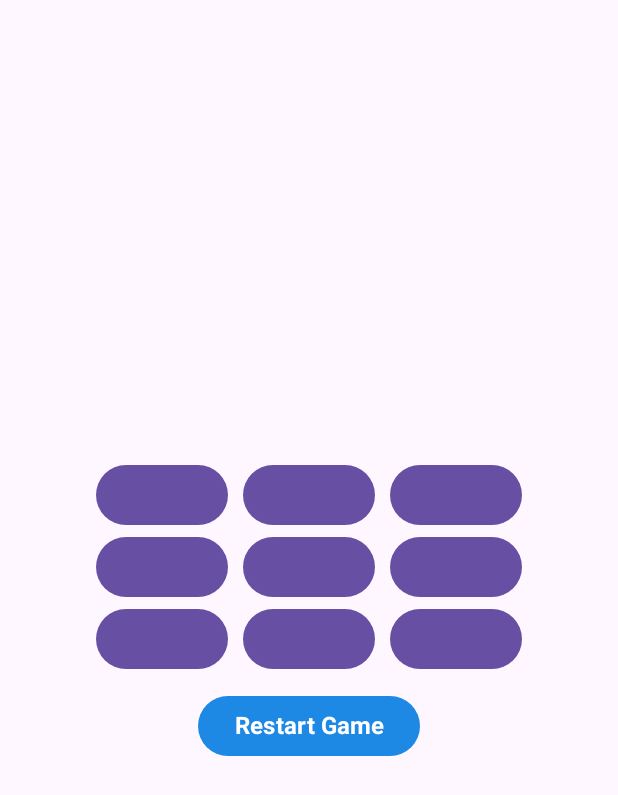
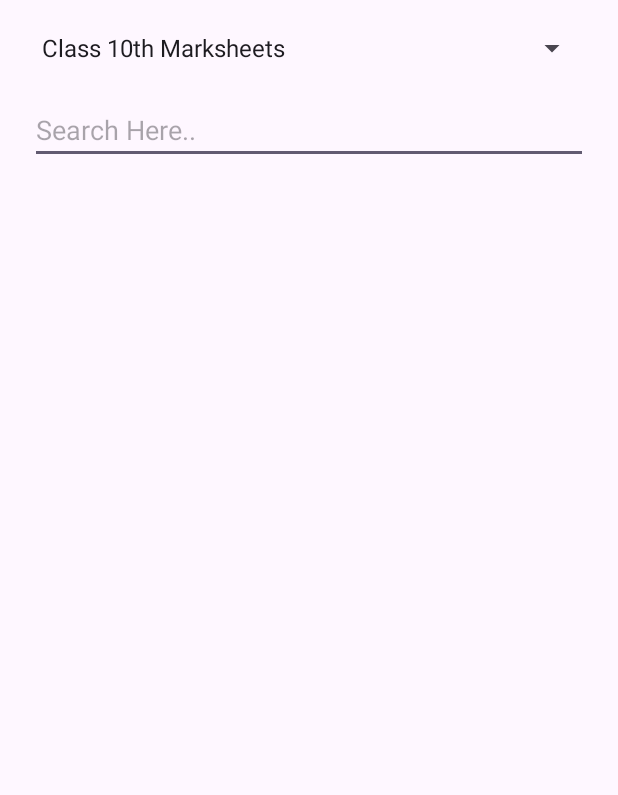
Before and after one commit to Shivanjali21/BMIApp, an Android app: the MainActivity screen opened directly, with no data from a screen before it, on a phone screen of 412 x 824 dp. Shown: the top 795 px of the screen. Run offline under Robolectric (Android 15) with nearby library versions, the phone set to English and light mode, and no system bars.

Commit message:
initial ListView Task.

```diff
--- a/app/src/main/java/com/practice/bmi/MainActivity.java
+++ b/app/src/main/java/com/practice/bmi/MainActivity.java
@@ -1,141 +1,100 @@
 package com.practice.bmi;
 
 import android.os.Bundle;
-import android.view.View;
-import android.widget.Button;
-import android.widget.LinearLayout;
+import android.widget.ArrayAdapter;
+import android.widget.AutoCompleteTextView;
+import android.widget.ListView;
+import android.widget.Spinner;
 import android.widget.Toast;
 import androidx.appcompat.app.AppCompatActivity;
-import androidx.core.content.res.ResourcesCompat;
-import www.sanju.motiontoast.MotionToast;
-import www.sanju.motiontoast.MotionToastStyle;
+import java.util.ArrayList;
 
 public class MainActivity extends AppCompatActivity {
 
-    Button btn1, btn2, btn3, btn4, btn5, btn6, btn7, btn8, btn9, btnRestart;
-    LinearLayout llMain;
-    int flag = 0;
-    int count = 0;
-    String b1, b2, b3, b4, b5, b6, b7, b8, b9;
+    ListView listView;
+    Spinner spinner;
+    AutoCompleteTextView acTv;
+
+    ArrayList<String> arrName = new ArrayList<>();
+    ArrayList<String> arrIdProof = new ArrayList<>();
+    ArrayList<String> arrLanguages = new ArrayList<>();
 
     @Override
     protected void onCreate(Bundle savedInstanceState) {
         super.onCreate(savedInstanceState);
         setContentView(R.layout.activity_main);
 
-        init();
+        listView = findViewById(R.id.listView);
+        spinner = findViewById(R.id.spinner);
+        acTv = findViewById(R.id.aCTv);
+
+        /* List View */
+        arrName.add("Rohit");
+        arrName.add("Shubham");
+        arrName.add("Aditya");
+        arrName.add("Virat");
+        arrName.add("Jasprit");
+        arrName.add("Taran");
+        arrName.add("SKY");
+        arrName.add("NKR");
+        arrName.add("Yuvraj");
+        arrName.add("MSD");
+        arrName.add("GG");
+        arrName.add("Rahul Dravid");
+        arrName.add("Md. Siraj");
+        arrName.add("Md. Shami");
+        arrName.add("YJB");
+        arrName.add("Dhruv Jurel");
+        arrName.add("Kapil Dev");
+        arrName.add("Ajit Agarkar");
+        arrName.add("Hardik Pandya");
+        arrName.add("Axar Patel");
+        arrName.add("Ravindra Jadeja");
+        arrName.add("R. Ashwin");
+
+        ArrayAdapter<String> nameAdapter = new ArrayAdapter<>(getApplicationContext(), android.R.layout.simple_list_item_1, arrName);
+        listView.setAdapter(nameAdapter);
+        listView.setOnItemClickListener((parent, view, position, id) -> {
+            if(position == 0) {
+              Toast.makeText(MainActivity.this, "Clicked First Item", Toast.LENGTH_SHORT).show();
+            }
+        });
+        /* End Of View */
+
+
+        /* Spinner */
+        arrIdProof.add("Class 10th Marksheets");
+        arrIdProof.add("Class 12th Marksheets");
+        arrIdProof.add("Aadhaar Card");
+        arrIdProof.add("Voter Card");
+        arrIdProof.add("Ration Card");
+        arrIdProof.add("Driving License");
+        arrIdProof.add("Passport");
+        arrIdProof.add("PAN Card");
+        ArrayAdapter<String> idProofAdapter = new ArrayAdapter<>(this, android.R.layout.simple_spinner_item, arrIdProof);
+        spinner.setAdapter(idProofAdapter);
+        /* End Of Spinner */
+
+
+        /* AutoCompleteTextView */
+        arrLanguages.add("ASP.Net");
+        arrLanguages.add("C");
+        arrLanguages.add("C++");
+        arrLanguages.add("C#");
+        arrLanguages.add("Dart");
+        arrLanguages.add("Go");
+        arrLanguages.add("Go Lang");
+        arrLanguages.add("HTML");
+        arrLanguages.add("Java");
+        arrLanguages.add("JavaScript");
+        arrLanguages.add("Kotlin");
+        arrLanguages.add("Python");
+        arrLanguages.add("Php");
+        arrLanguages.add("Swift");
+        ArrayAdapter<String> languageAdapter = new ArrayAdapter<>(MainActivity.this, android.R.layout.simple_list_item_1, arrLanguages);
+        acTv.setAdapter(languageAdapter);
+        acTv.setThreshold(1);
+        /* End Of AutoCompleteTextView */
     }
 
-    private void init() {
-        btn1 = findViewById(R.id.btn1);
-        btn1.setOnClickListener(this::onButtonCheck);
-        btn2 = findViewById(R.id.btn2);
-        btn2.setOnClickListener(this::onButtonCheck);
-        btn3 = findViewById(R.id.btn3);
-        btn3.setOnClickListener(this::onButtonCheck);
-        btn4 = findViewById(R.id.btn4);
-        btn4.setOnClickListener(this::onButtonCheck);
-        btn5 = findViewById(R.id.btn5);
-        btn5.setOnClickListener(this::onButtonCheck);
-        btn6 = findViewById(R.id.btn6);
-        btn6.setOnClickListener(this::onButtonCheck);
-        btn7 = findViewById(R.id.btn7);
-        btn7.setOnClickListener(this::onButtonCheck);
-        btn8 = findViewById(R.id.btn8);
-        btn8.setOnClickListener(this::onButtonCheck);
-        btn9 = findViewById(R.id.btn9);
-        btn9.setOnClickListener(this::onButtonCheck);
-
-        btnRestart = findViewById(R.id.btnRestart);
-        btnRestart.setOnClickListener(this::onButtonCheck);
-    }
-
-    public void onButtonCheck(View view) {
-        //Check current button hit.
-        Button currentBtn = (Button) view;
-
-        if (currentBtn.getText().toString().isEmpty()) {
-            count++;
-
-            if (flag == 0) {
-                currentBtn.setText("X");
-                flag = 1;
-            } else {
-                currentBtn.setText("O");
-                flag = 0;
-            }
-
-
-            if (count > 4) {
-
-                b1 = btn1.getText().toString();
-                b2 = btn2.getText().toString();
-                b3 = btn3.getText().toString();
-                b4 = btn4.getText().toString();
-                b5 = btn5.getText().toString();
-                b6 = btn6.getText().toString();
-                b7 = btn7.getText().toString();
-                b8 = btn8.getText().toString();
-                b9 = btn9.getText().toString();
-
-
-                //Conditions
-                if (b1.equals(b2) && b2.equals(b3) && !b1.isEmpty()) {
-                    //1
-                    Toast.makeText(this, String.format("Winner is " + b1), Toast.LENGTH_SHORT).show();
-                    newGame();
-                } else if (b4.equals(b5) && b5.equals(b6) && !b4.isEmpty()) {
-                    //2
-                    Toast.makeText(this, String.format("Winner is " + b4), Toast.LENGTH_SHORT).show();
-                    newGame();
-                } else if (b7.equals(b8) && b8.equals(b9) && !b7.isEmpty()) {
-                    //3
-                    Toast.makeText(this, String.format("Winner is " + b7), Toast.LENGTH_SHORT).show();
-                    newGame();
-                } else if (b1.equals(b4) && b4.equals(b7) && !b1.isEmpty()) {
-                    //4
-                    Toast.makeText(this, String.format("Winner is " + b1), Toast.LENGTH_SHORT).show();
-                    newGame();
-                } else if (b2.equals(b5) && b5.equals(b8) && !b2.isEmpty()) {
-                    //5
-                    Toast.makeText(this, String.format("Winner is " + b2), Toast.LENGTH_SHORT).show();
-                    newGame();
-                } else if (b3.equals(b6) && b6.equals(b9) && !b3.isEmpty()) {
-                    //6
-                    Toast.makeText(this, String.format("Winner is " + b3), Toast.LENGTH_SHORT).show();
-                    newGame();
-                } else if (b1.equals(b5) && b5.equals(b9) && !b1.isEmpty()) {
-                    //7
-                    Toast.makeText(this, String.format("Winner is " + b1), Toast.LENGTH_SHORT).show();
-                    newGame();
-                } else if (b3.equals(b5) && b5.equals(b7) && !b3.isEmpty()) {
-                    //8
-                    Toast.makeText(this, String.format("Winner is " + b3), Toast.LENGTH_SHORT).show();
-                    newGame();
-                } else if (count == 9) {
-                    MotionToast.Companion.createToast(this, "", "Game is draw", MotionToastStyle.INFO, MotionToast.GRAVITY_BOTTOM, MotionToast.LONG_DURATION, ResourcesCompat.getFont(this, www.sanju.motiontoast.R.font.helvetica_regular));
-                    newGame();
-                }
-            }
-        }
-
-        if(view.getId() == R.id.btnRestart){
-          newGame();
-        }
-
-    }
-
-    private void newGame() {
-        btn1.setText("");
-        btn2.setText("");
-        btn3.setText("");
-        btn4.setText("");
-        btn5.setText("");
-        btn6.setText("");
-        btn7.setText("");
-        btn8.setText("");
-        btn9.setText("");
-        flag = 0;
-        count = 0;
-    }
 }
--- a/app/src/main/res/layout/activity_main.xml
+++ b/app/src/main/res/layout/activity_main.xml
@@ -1,89 +1,42 @@
 <?xml version="1.0" encoding="utf-8"?>
-<LinearLayout xmlns:android="http://schemas.android.com/apk/res/android"
+<androidx.constraintlayout.widget.ConstraintLayout xmlns:android="http://schemas.android.com/apk/res/android"
     xmlns:tools="http://schemas.android.com/tools"
     xmlns:app="http://schemas.android.com/apk/res-auto"
     android:id="@+id/llMain"
     android:layout_width="match_parent"
     android:layout_height="match_parent"
-    android:gravity="center"
     android:orientation="vertical"
     tools:context=".MainActivity">
 
-    <GridLayout
-        android:id="@+id/gL"
-        android:layout_width="wrap_content"
+    <ListView
+        android:id="@+id/listView"
+        android:layout_width="match_parent"
         android:layout_height="wrap_content"
-        android:columnCount="3">
+        android:visibility="gone"
+        app:layout_constraintTop_toTopOf="parent"
+        app:layout_constraintStart_toStartOf="parent"
+        app:layout_constraintEnd_toEndOf="parent"
+        app:layout_constraintBottom_toBottomOf="parent"/>
 
-        <Button
-            android:id="@+id/btn1"
-            android:onClick="onButtonCheck"/>
+    <Spinner
+        android:id="@+id/spinner"
+        android:layout_width="match_parent"
+        android:layout_height="wrap_content"
+        android:layout_margin="20dp"
+        android:visibility="visible"
+        app:layout_constraintTop_toTopOf="parent"
+        app:layout_constraintStart_toStartOf="parent"
+        app:layout_constraintEnd_toEndOf="parent"/>
 
-        <Button
-            android:id="@+id/btn2"
-            android:layout_marginStart="10dp"
-            android:onClick="onButtonCheck"/>
+    <AutoCompleteTextView
+        android:id="@+id/aCTv"
+        android:layout_width="match_parent"
+        android:layout_height="wrap_content"
+        android:layout_margin="20dp"
+        android:visibility="visible"
+        android:hint="@string/search_here"
+        app:layout_constraintTop_toBottomOf="@id/spinner"
+        app:layout_constraintStart_toStartOf="parent"
+        app:layout_constraintEnd_toEndOf="parent"/>
 
-        <Button
-            android:id="@+id/btn3"
-            android:layout_marginStart="10dp"
-            android:onClick="onButtonCheck"/>
-
-        <Button
-            android:id="@+id/btn4"
-            android:onClick="onButtonCheck"/>
-
-        <Button
-            android:id="@+id/btn5"
-            android:layout_marginStart="10dp"
-            android:onClick="onButtonCheck"/>
-
-        <Button
-            android:id="@+id/btn6"
-            android:layout_marginStart="10dp"
-            android:onClick="onButtonCheck"/>
-
-        <Button
-            android:id="@+id/btn7"
-            android:onClick="onButtonCheck"/>
-
-        <Button
-            android:id="@+id/btn8"
-            android:layout_marginStart="10dp"
-            android:onClick="onButtonCheck"/>
-
-        <Button
-            android:id="@+id/btn9"
-            android:layout_marginStart="10dp"
-            android:onClick="onButtonCheck"/>
-
-    </GridLayout>
-
-    <com.google.android.material.button.MaterialButton
-        android:id="@+id/btnRestart"
-        android:layout_width="wrap_content"
-        android:layout_height="wrap_content"
-        android:text="Restart Game"
-        android:layout_margin="10dp"
-        app:backgroundTint="@color/color_blue"
-        android:fontFamily="sans-serif"
-        android:includeFontPadding="false"
-        android:textSize="16sp"
-        android:textStyle="bold"
-        app:elevation="10dp"
-        android:onClick="onButtonCheck"/>
-
-    <androidx.appcompat.widget.AppCompatTextView
-        android:id="@+id/tvResult"
-        android:layout_width="wrap_content"
-        android:layout_height="wrap_content"
-        android:layout_margin="6dp"
-        android:fontFamily="sans-serif"
-        android:includeFontPadding="false"
-        android:text=""
-        android:visibility="gone"
-        android:textAlignment="center"
-        android:textSize="16sp"
-        android:textStyle="bold"/>
-
-</LinearLayout>
+</androidx.constraintlayout.widget.ConstraintLayout>
--- a/app/src/main/res/values/strings.xml
+++ b/app/src/main/res/values/strings.xml
@@ -1,4 +1,5 @@
 <resources>
     <string name="app_name">tic-tac-toe</string>
+    <string name="search_here">Search Here..</string>
 
 </resources>
```
